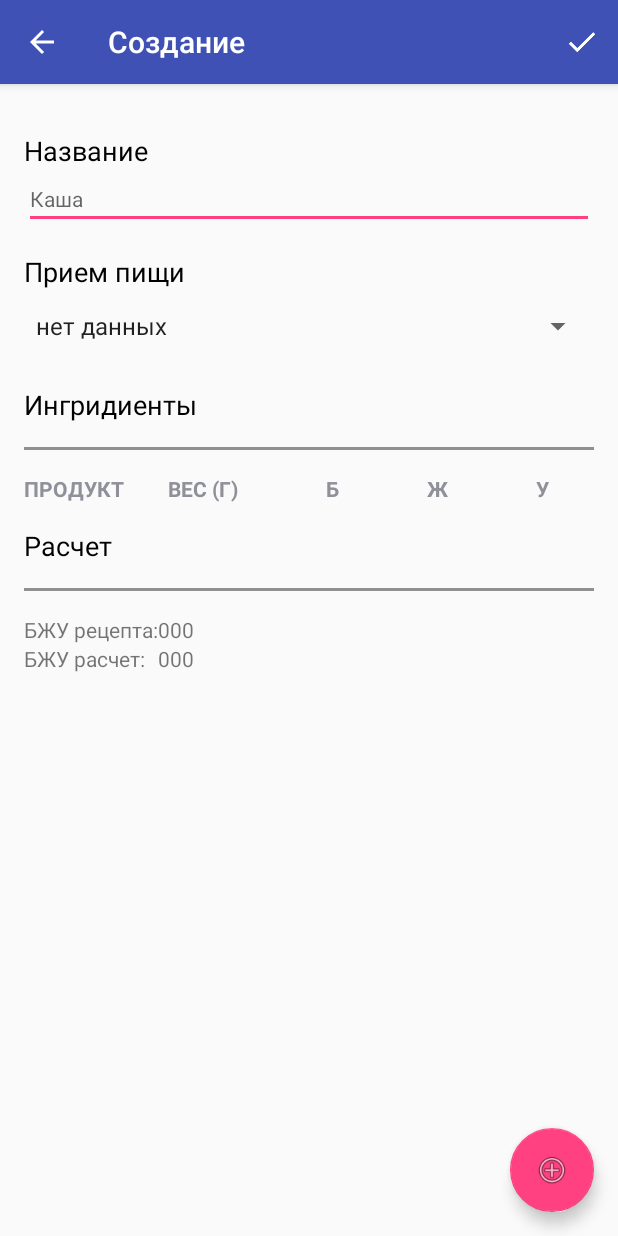
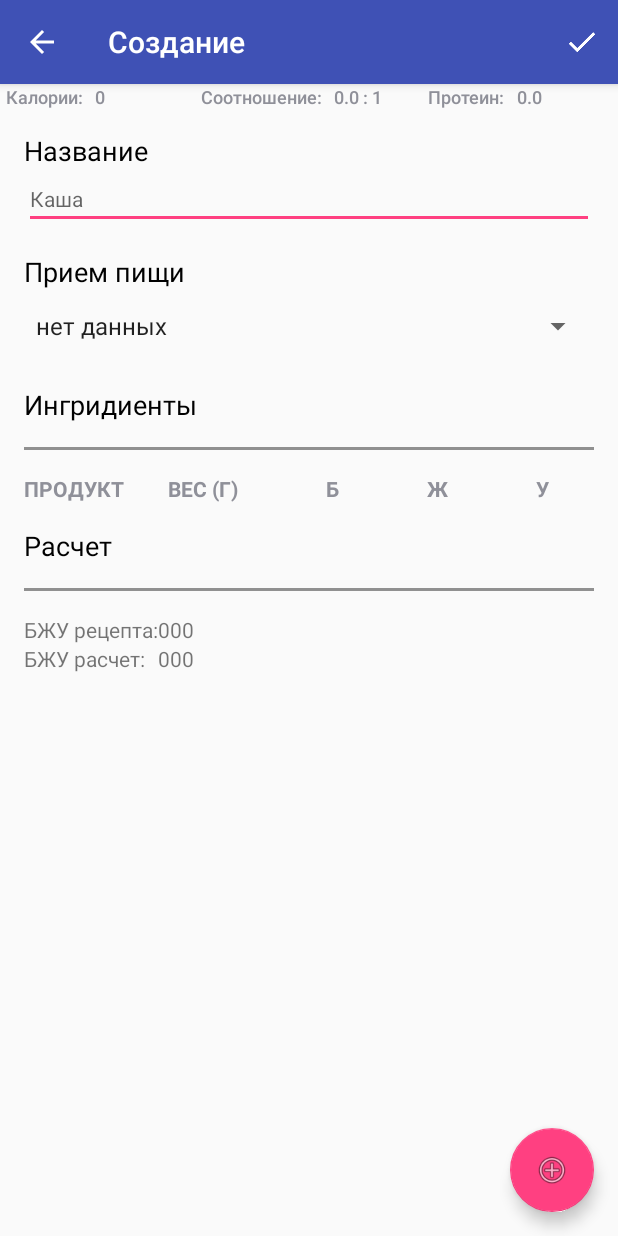
Before and after one commit to sfairat15/ketocalc, an Android app: the ReceiptEditorActivity screen opened directly, with no data from a screen before it, on a phone screen of 412 x 824 dp. Run offline under Robolectric (Android 15) with nearby library versions, the phone set to English and light mode, and no system bars.

Commit message:
вывод сводки по настройкам

```diff
--- a/app/src/main/java/ru/profitcode/ketocalc/ReceiptEditorActivity.java
+++ b/app/src/main/java/ru/profitcode/ketocalc/ReceiptEditorActivity.java
@@ -27,6 +27,8 @@ import android.widget.AdapterView;
 import android.widget.ArrayAdapter;
 import android.widget.Button;
 import android.widget.EditText;
+import android.widget.FrameLayout;
+import android.widget.LinearLayout;
 import android.widget.Spinner;
 import android.widget.TableLayout;
 import android.widget.TableRow;
@@ -39,6 +41,7 @@ import java.util.UUID;
 import ru.profitcode.ketocalc.data.KetoContract;
 import ru.profitcode.ketocalc.data.KetoContract.ReceiptEntry;
 import ru.profitcode.ketocalc.models.ReceiptIngredientDto;
+import ru.profitcode.ketocalc.models.SettingsSummary;
 
 /**
  * Allows user to create a new receipt or edit an existing one.
@@ -65,6 +68,12 @@ public class ReceiptEditorActivity extends AppCompatActivity implements
 
     /** Список ингридиентов в рецепте */
     private ArrayList<ReceiptIngredientDto> mIngredients = new ArrayList<ReceiptIngredientDto>();
+
+    /** Сводка по настройкам диеты */
+    private SettingsSummary mSettingsSummary;
+
+    /** FrameLayout for settings summary */
+    private FrameLayout mSettingsSummaryLayout;
 
     /**
      * Meal of the receipt. The possible valid values are in the KetoContract.java file:
@@ -142,6 +151,13 @@ public class ReceiptEditorActivity extends AppCompatActivity implements
 
         mIngredientsTableLayout = findViewById(R.id.ingredients);
         initIngredients();
+
+        mSettingsSummaryLayout = findViewById(R.id.settings_summary);
+        initSettingsSummary();
+    }
+
+    private void initSettingsSummary() {
+        mSettingsSummary = new SettingsSummary(0d, 0d, 0d);
     }
 
     /**
@@ -154,6 +170,7 @@ public class ReceiptEditorActivity extends AppCompatActivity implements
     @Override
     protected void onSaveInstanceState(Bundle outState) {
         outState.putParcelableArrayList("ingredients", mIngredients);
+        outState.putSerializable("settingsSummary", mSettingsSummary);
         super.onSaveInstanceState(outState);
     }
 
@@ -162,6 +179,7 @@ public class ReceiptEditorActivity extends AppCompatActivity implements
         super.onRestoreInstanceState(savedInstanceState);
 
         mIngredients = savedInstanceState.getParcelableArrayList("ingredients");
+        mSettingsSummary = (SettingsSummary)savedInstanceState.getSerializable("settingsSummary");
     }
 
     @Override
@@ -169,6 +187,25 @@ public class ReceiptEditorActivity extends AppCompatActivity implements
         super.onResume();
 
         rebindIngredientsTable();
+        rebindSettingsSummary();
+    }
+
+    private void rebindSettingsSummary() {
+        LayoutInflater inflater = (LayoutInflater)getApplicationContext().getSystemService
+                (Context.LAYOUT_INFLATER_SERVICE);
+        LinearLayout layout = (LinearLayout) inflater.inflate(R.layout.settings_summary,null);
+
+        TextView calories = layout.findViewById(R.id.settings_summary_calories);
+        calories.setText(String.format("%.0f", mSettingsSummary.getCalories()));
+
+        TextView fraction = layout.findViewById(R.id.settings_summary_fraction);
+        fraction.setText(String.format("%.1f : 1", mSettingsSummary.getFraction()));
+
+        TextView proteins = layout.findViewById(R.id.settings_summary_proteins);
+        proteins.setText(String.format("%.1f", mSettingsSummary.getProteins()));
+
+        mSettingsSummaryLayout.removeAllViewsInLayout();
+        mSettingsSummaryLayout.addView(layout);
     }
 
     private void rebindIngredientsTable() {
--- /dev/null
+++ b/app/src/main/java/ru/profitcode/ketocalc/models/SettingsSummary.java
@@ -0,0 +1,45 @@
+package ru.profitcode.ketocalc.models;
+
+import java.io.Serializable;
+
+/**
+ * Created by Renat on 19.03.2018.
+ */
+
+public class SettingsSummary implements Serializable {
+    private Double calories;
+    private Double fraction;
+    private Double proteins;
+
+    public SettingsSummary(Double calories, Double fraction, Double proteins)
+    {
+        this.calories = calories;
+        this.fraction = fraction;
+        this.proteins = proteins;
+    }
+
+
+    public Double getCalories() {
+        return calories;
+    }
+
+    public void setCalories(Double calories) {
+        this.calories = calories;
+    }
+
+    public Double getFraction() {
+        return fraction;
+    }
+
+    public void setFraction(Double fraction) {
+        this.fraction = fraction;
+    }
+
+    public Double getProteins() {
+        return proteins;
+    }
+
+    public void setProteins(Double proteins) {
+        this.proteins = proteins;
+    }
+}
--- a/app/src/main/res/layout/activity_receipt_editor.xml
+++ b/app/src/main/res/layout/activity_receipt_editor.xml
@@ -14,6 +14,11 @@
     <RelativeLayout
         android:layout_width="match_parent"
         android:layout_height="wrap_content">
+
+        <FrameLayout
+            android:id="@+id/settings_summary"
+            android:layout_width="match_parent"
+            android:layout_height="wrap_content"></FrameLayout>
 
         <LinearLayout
             android:layout_width="match_parent"
--- a/app/src/main/res/layout/products_list_item.xml
+++ b/app/src/main/res/layout/products_list_item.xml
@@ -1,5 +1,5 @@
 <?xml version="1.0" encoding="utf-8"?>
-<!-- Layout for a single list item in the list of pets -->
+
 <LinearLayout
     xmlns:android="http://schemas.android.com/apk/res/android"
     xmlns:tools="http://schemas.android.com/tools"
--- a/app/src/main/res/layout/products_selector_list_item.xml
+++ b/app/src/main/res/layout/products_selector_list_item.xml
@@ -1,5 +1,5 @@
 <?xml version="1.0" encoding="utf-8"?>
-<!-- Layout for a single list item in the list of pets -->
+
 <LinearLayout
     xmlns:android="http://schemas.android.com/apk/res/android"
     xmlns:tools="http://schemas.android.com/tools"
--- a/app/src/main/res/layout/receipt_products_list_item.xml
+++ b/app/src/main/res/layout/receipt_products_list_item.xml
@@ -1,5 +1,5 @@
 <?xml version="1.0" encoding="utf-8"?>
-<!-- Layout for a single list item in the list of pets -->
+
 <LinearLayout
     xmlns:android="http://schemas.android.com/apk/res/android"
     xmlns:tools="http://schemas.android.com/tools"
--- a/app/src/main/res/layout/receipts_list_item.xml
+++ b/app/src/main/res/layout/receipts_list_item.xml
@@ -1,5 +1,5 @@
 <?xml version="1.0" encoding="utf-8"?>
-<!-- Layout for a single list item in the list of pets -->
+
 <LinearLayout
     xmlns:android="http://schemas.android.com/apk/res/android"
     xmlns:tools="http://schemas.android.com/tools"
--- /dev/null
+++ b/app/src/main/res/layout/settings_summary.xml
@@ -0,0 +1,69 @@
+<?xml version="1.0" encoding="utf-8"?>
+
+<LinearLayout
+    xmlns:android="http://schemas.android.com/apk/res/android"
+    xmlns:tools="http://schemas.android.com/tools"
+    android:layout_width="match_parent"
+    android:layout_height="wrap_content"
+    android:orientation="horizontal"
+    android:paddingLeft="4dp"
+    android:paddingRight="4dp">
+
+    <TextView
+        android:layout_width="wrap_content"
+        android:layout_height="wrap_content"
+        android:fontFamily="sans-serif-medium"
+        android:textSize="12sp"
+        android:text="@string/settings_summary_calories"
+        android:layout_weight="0"/>
+
+    <TextView
+        android:id="@+id/settings_summary_calories"
+        android:layout_width="wrap_content"
+        android:layout_height="wrap_content"
+        android:fontFamily="sans-serif-medium"
+        android:textSize="12sp"
+        android:layout_marginLeft="8dp"
+        tools:text="1070"
+        android:layout_weight="1"
+        android:width="0dp"/>
+
+    <TextView
+        android:layout_width="wrap_content"
+        android:layout_height="wrap_content"
+        android:fontFamily="sans-serif-medium"
+        android:textSize="12sp"
+        android:text="@string/settings_summary_fraction"
+        android:layout_weight="0"/>
+
+    <TextView
+        android:id="@+id/settings_summary_fraction"
+        android:layout_width="wrap_content"
+        android:layout_height="wrap_content"
+        android:fontFamily="sans-serif-medium"
+        android:textSize="12sp"
+        android:paddingLeft="8dp"
+        tools:text="3 : 1"
+        android:layout_weight="1"
+        android:width="0dp"/>
+
+    <TextView
+        android:layout_width="wrap_content"
+        android:layout_height="wrap_content"
+        android:fontFamily="sans-serif-medium"
+        android:textSize="12sp"
+        android:text="@string/settings_summary_protein"
+        android:layout_weight="0"/>
+
+    <TextView
+        android:id="@+id/settings_summary_proteins"
+        android:layout_width="wrap_content"
+        android:layout_height="wrap_content"
+        android:fontFamily="sans-serif-medium"
+        android:textSize="12sp"
+        android:paddingLeft="8dp"
+        tools:text="16.5"
+        android:layout_weight="1"
+        android:width="0dp"/>
+
+</LinearLayout>
--- a/app/src/main/res/values/strings.xml
+++ b/app/src/main/res/values/strings.xml
@@ -136,4 +136,12 @@
 
     <!-- //Receipts -->
 
+    <!-- Settings Summary -->
+
+    <string name="settings_summary_fraction">Соотношение:</string>
+    <string name="settings_summary_calories">Калории:</string>
+    <string name="settings_summary_protein">Протеин:</string>
+
+    <!-- //Settings Summary -->
+
 </resources>
```
